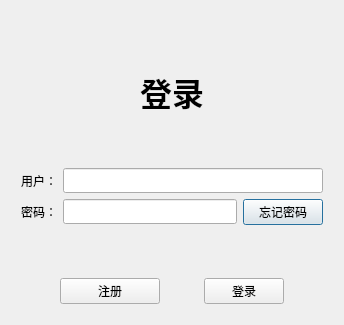
This is logindialog.ui in Riustina/ChatClient as Qt 5 draws it before an edit. The edited form follows.
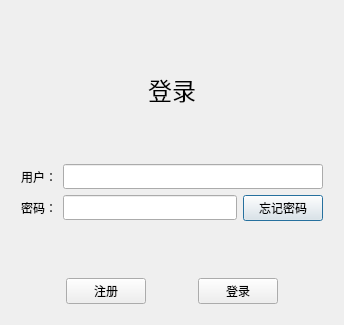
This is the edited form.

Commit message: # 修正布局

```diff
--- a/logindialog.ui
+++ b/logindialog.ui
@@ -65,8 +65,8 @@
          </property>
          <property name="font">
           <font>
-           <pointsize>24</pointsize>
-           <bold>true</bold>
+           <pointsize>18</pointsize>
+           <bold>false</bold>
           </font>
          </property>
          <property name="text">
@@ -166,6 +166,9 @@
            <height>25</height>
           </size>
          </property>
+         <property name="echoMode">
+          <enum>QLineEdit::EchoMode::Password</enum>
+         </property>
         </widget>
        </item>
        <item>
@@ -215,13 +218,13 @@
          </property>
          <property name="minimumSize">
           <size>
-           <width>100</width>
+           <width>0</width>
            <height>0</height>
           </size>
          </property>
          <property name="maximumSize">
           <size>
-           <width>100</width>
+           <width>16777215</width>
            <height>16777215</height>
           </size>
          </property>
```
The commit also changes 1 other file.
